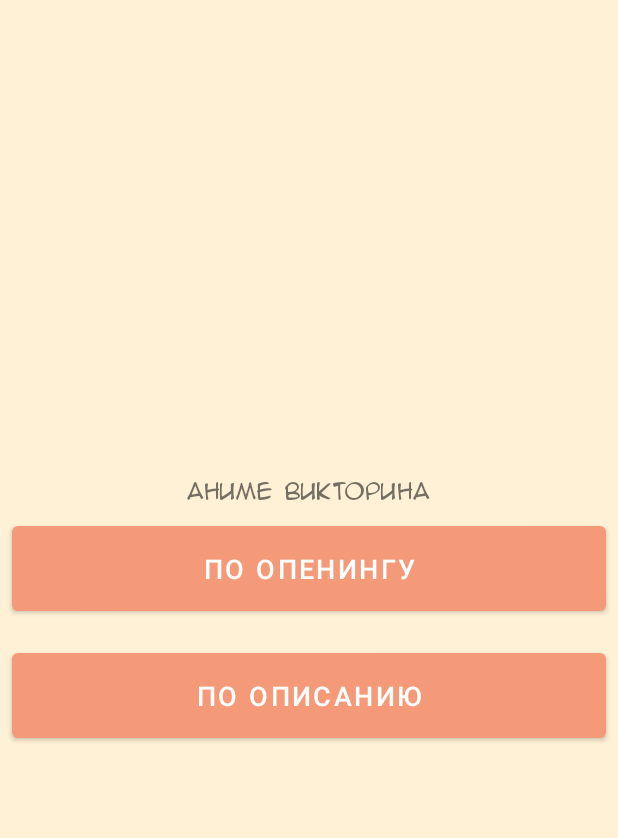
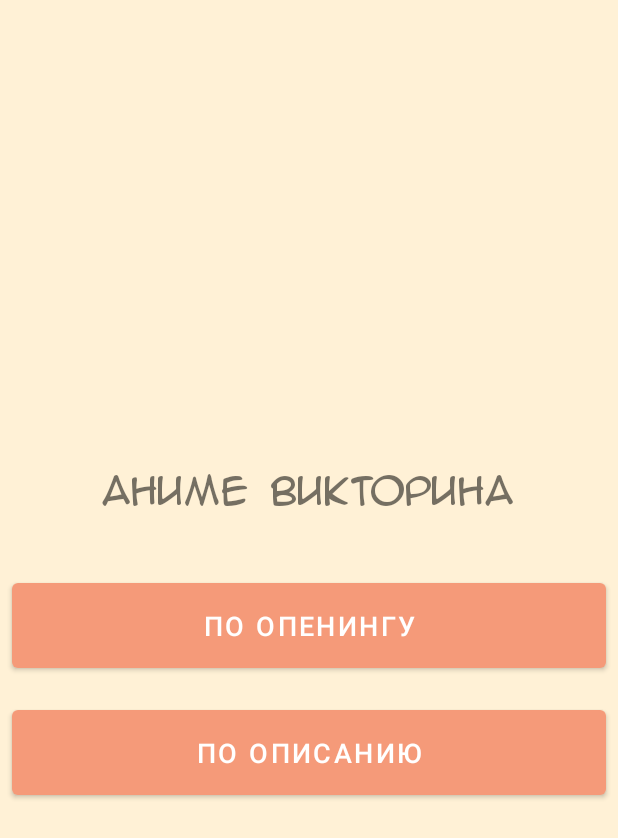
Before and after one commit to AlK3/AnimeQuiz, an Android app: the screen it shows after launch (MainActivity), on a phone screen of 412 x 824 dp. Shown: the top 838 px of the screen. Run offline under Robolectric (Android 15) with nearby library versions, the phone set to English and light mode, and no system bars.

Commit message:
New commit!

```diff
--- a/AnimeQuiz/app/src/main/java/aik3/game/animequiz/QuizData.java
+++ b/AnimeQuiz/app/src/main/java/aik3/game/animequiz/QuizData.java
@@ -28,7 +28,7 @@ public final class QuizData extends AppCompatActivity {
             new Title(17, R.drawable.ve, "Вайолет Эвергарден", "android.resource://aik3.game.animequiz/raw/ve", "Главная героиня продолжает помогать другим людям писать письма, выражая все чувства клиентов на бумаге. Однако она всё никак не может забыть о майоре Гилберте Бугенвиллее, который однажды дал ей возможность понять, что же значит «Я люблю тебя» и шанс начать жизнь с чистого листа."),
             new Title(18, R.drawable.op, "Ванпанчмен", "android.resource://aik3.game.animequiz/raw/op", "Каково живётся самому сильному человеку в мире?"),
             new Title(19, R.drawable.sc, "Самурай Чамплу", "android.resource://aik3.game.animequiz/raw/sc", "Период Эдо, кодекс чести, катана - на ум сразу приходит слово «самурай», вот только главные герои далеки от самурайского идеала. Они - прекрасные бойцы с прескверными характерами, преследуемые демонами прошлого и волею судьбы оказавшиеся друг у друга на пути."),
-            new Title(20, R.drawable.codeg, "Код Гиас", "android.resource://aik3.game.animequiz/raw/cg", "Главный герой встречает не совсем обычную девушку, которая представляется С.С., она предлагает ему дар, называемый «Гиас» – способность подчинять волю других людей"),
+            new Title(20, R.drawable.codeg, "Код Гиас", "android.resource://aik3.game.animequiz/raw/cg", "Главный герой встречает не совсем обычную девушку, которая представляется С.С., она предлагает ему дар - способность подчинять волю других людей"),
             new Title(21, R.drawable.tg, "Токийский Гуль", "android.resource://aik3.game.animequiz/raw/tg", "В этом мире параллельно с людьми существует раса гулей - созданий, стоящих выше людей в пищевой цепи, то есть людоедов."),
     };
 
--- a/AnimeQuiz/app/src/main/res/layout/fragment_main.xml
+++ b/AnimeQuiz/app/src/main/res/layout/fragment_main.xml
@@ -7,6 +7,9 @@
     android:layout_height="match_parent">
 
     <TextView
+        android:textSize="24dp"
+        android:padding="32dp"
+        android:gravity="center"
         android:layout_width="wrap_content"
         android:layout_height="wrap_content"
         android:text="Аниме Викторина"
```
Also changed, not shown: 9 other files.
